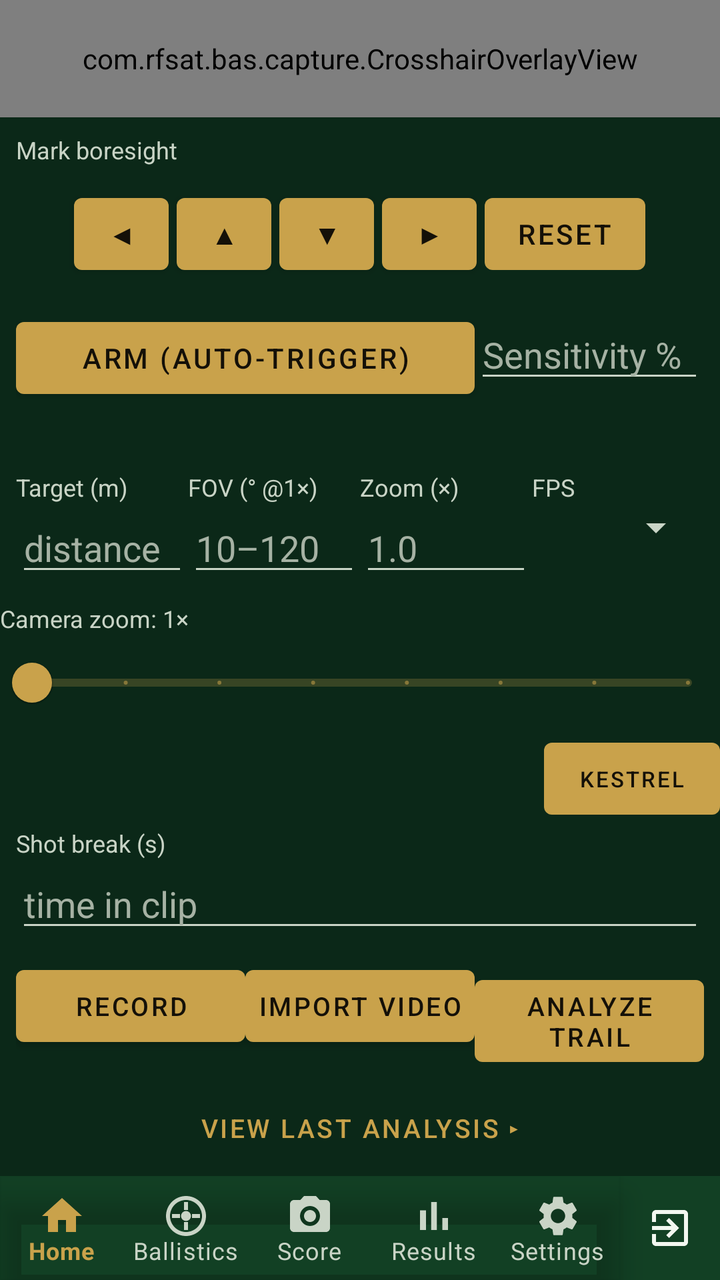
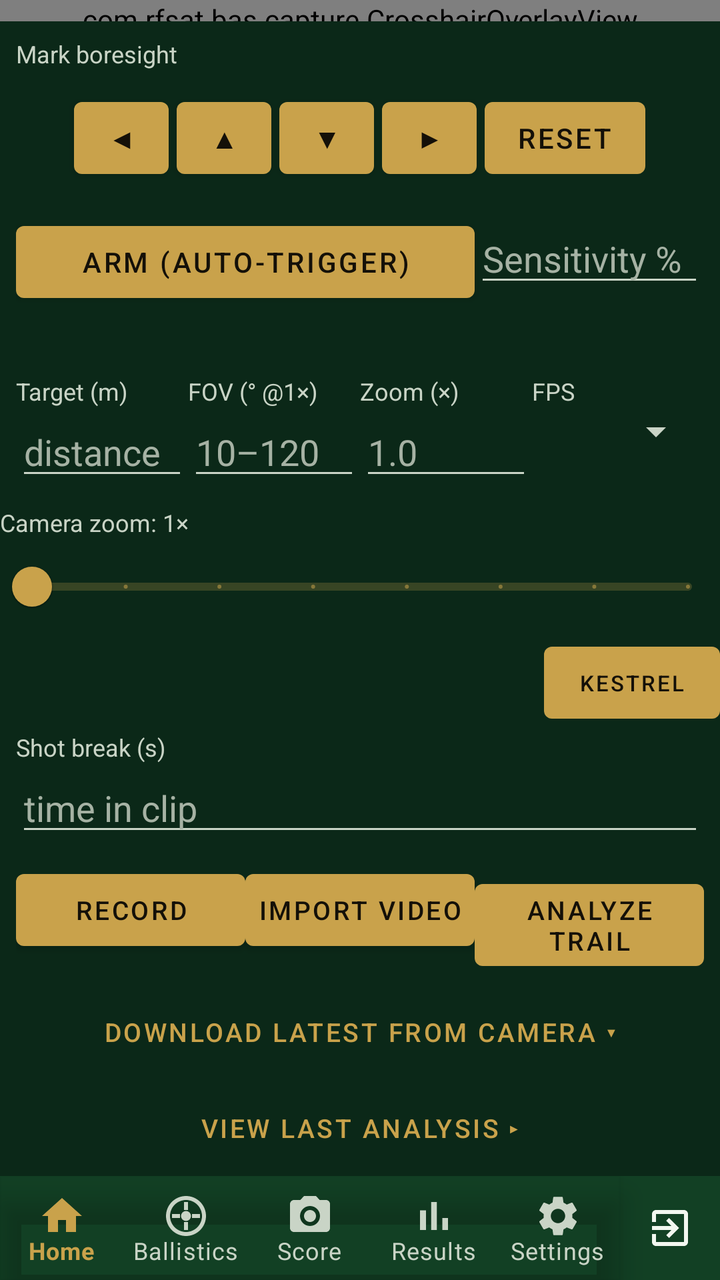

Two renders of the same Android screen: before a commit and after it. Below are the layout's source before the change and the commit's diff.
<!-- AndroidManifest.xml: application theme Theme.BAS -->
<!-- res/layout/activity_capture.xml -->
<?xml version="1.0" encoding="utf-8"?>
<LinearLayout xmlns:android="http://schemas.android.com/apk/res/android"
    android:layout_width="match_parent"
    android:layout_height="match_parent"
    android:orientation="vertical">

    <FrameLayout
        android:layout_width="match_parent"
        android:layout_height="0dp"
        android:layout_weight="1">

        <androidx.camera.view.PreviewView
            android:id="@+id/previewView"
            android:layout_width="match_parent"
            android:layout_height="match_parent" />

        <SurfaceView
            android:id="@+id/streamPreview"
            android:layout_width="match_parent"
            android:layout_height="match_parent"
            android:visibility="gone" />

        <com.rfsat.bas.capture.CrosshairOverlayView
            android:id="@+id/crosshair"
            android:layout_width="match_parent"
            android:layout_height="match_parent" />

        <ProgressBar
            android:id="@+id/progressAnalyzing"
            android:layout_width="wrap_content"
            android:layout_height="wrap_content"
            android:layout_gravity="center"
            android:visibility="gone" />

    </FrameLayout>

    <TextView
        android:layout_width="match_parent"
        android:layout_height="wrap_content"
        android:padding="8dp"
        android:textSize="12sp"
        android:text="@string/mark_boresight" />

    <LinearLayout
        android:layout_width="match_parent"
        android:layout_height="wrap_content"
        android:orientation="horizontal"
        android:gravity="center"
        android:paddingBottom="4dp">

        <Button android:id="@+id/btnNudgeLeft" android:text="◀" android:minWidth="0dp"
            android:layout_width="wrap_content" android:layout_height="wrap_content" android:layout_margin="2dp"/>
        <Button android:id="@+id/btnNudgeUp" android:text="▲" android:minWidth="0dp"
            android:layout_width="wrap_content" android:layout_height="wrap_content" android:layout_margin="2dp"/>
        <Button android:id="@+id/btnNudgeDown" android:text="▼" android:minWidth="0dp"
            android:layout_width="wrap_content" android:layout_height="wrap_content" android:layout_margin="2dp"/>
        <Button android:id="@+id/btnNudgeRight" android:text="▶" android:minWidth="0dp"
            android:layout_width="wrap_content" android:layout_height="wrap_content" android:layout_margin="2dp"/>
        <Button android:id="@+id/btnNudgeReset" android:text="Reset" android:minWidth="0dp"
            android:layout_width="wrap_content" android:layout_height="wrap_content" android:layout_margin="2dp"/>
    </LinearLayout>

    <LinearLayout
        android:layout_width="match_parent"
        android:layout_height="wrap_content"
        android:orientation="horizontal"
        android:padding="8dp">

        <Button android:id="@+id/btnArm" android:text="Arm (Auto-Trigger)"
            android:layout_width="0dp" android:layout_weight="2" android:layout_height="wrap_content"/>
        <EditText android:id="@+id/etSensitivity" android:hint="Sensitivity %"
            android:inputType="number" android:layout_width="0dp" android:layout_weight="1" android:layout_height="wrap_content"/>
    </LinearLayout>

    <TextView android:id="@+id/tvArmStatus"
        android:layout_width="match_parent" android:layout_height="wrap_content"
        android:paddingHorizontal="8dp" android:textSize="12sp" android:textStyle="italic"/>

    <LinearLayout
        android:layout_width="match_parent"
        android:layout_height="wrap_content"
        android:orientation="horizontal"
        android:padding="8dp">

        
        <LinearLayout android:layout_width="0dp" android:layout_weight="1" android:layout_height="wrap_content" android:orientation="vertical">
            <TextView android:id="@+id/tvTargetLabel" android:text="Target (m)" android:textSize="12sp"
                android:layout_width="wrap_content" android:layout_height="wrap_content"/>
            <EditText android:id="@+id/etTargetDistance" android:hint="distance"
                android:inputType="numberDecimal" android:layout_width="match_parent" android:layout_height="wrap_content"/>
        </LinearLayout>
        <LinearLayout android:layout_width="0dp" android:layout_weight="1" android:layout_height="wrap_content" android:orientation="vertical">
            <TextView android:text="FOV (° @1×)" android:textSize="12sp"
                android:layout_width="wrap_content" android:layout_height="wrap_content"/>
            <EditText android:id="@+id/etHorizontalFov" android:hint="10–120"
                android:inputType="numberDecimal" android:layout_width="match_parent" android:layout_height="wrap_content"/>
        </LinearLayout>
        
        <LinearLayout android:layout_width="0dp" android:layout_weight="1" android:layout_height="wrap_content" android:orientation="vertical">
            <TextView android:text="Zoom (×)" android:textSize="12sp"
                android:layout_width="wrap_content" android:layout_height="wrap_content"/>
            <EditText android:id="@+id/etZoom" android:hint="1.0"
                android:inputType="numberDecimal" android:layout_width="match_parent" android:layout_height="wrap_content"/>
        </LinearLayout>
        
        <LinearLayout android:layout_width="0dp" android:layout_weight="1" android:layout_height="wrap_content" android:orientation="vertical">
            <TextView android:text="FPS" android:textSize="12sp"
                android:layout_width="wrap_content" android:layout_height="wrap_content"/>
            <Spinner android:id="@+id/spFrameRate"
                android:layout_width="match_parent" android:layout_height="wrap_content"/>
        </LinearLayout>
    </LinearLayout>

    
    <TextView android:id="@+id/tvZoomLabel" android:text="Camera zoom: 1×"
        android:textSize="12sp"
        android:layout_width="wrap_content" android:layout_height="wrap_content"/>
    <com.google.android.material.slider.Slider android:id="@+id/slZoom"
        android:valueFrom="1.0" android:valueTo="8.0" android:stepSize="1.0"
        android:value="1.0"
        android:layout_width="match_parent" android:layout_height="wrap_content"/>

    
    <LinearLayout android:layout_width="match_parent" android:layout_height="wrap_content"
        android:orientation="horizontal" android:gravity="center_vertical">
        <TextView android:id="@+id/tvEnvStatus"
            android:layout_width="0dp" android:layout_weight="1" android:layout_height="wrap_content"
            android:textSize="11sp"/>
        <Button android:id="@+id/btnKestrel" android:text="Kestrel"
            android:textSize="11sp"
            android:layout_width="wrap_content" android:layout_height="wrap_content"/>
    </LinearLayout>

    <LinearLayout android:layout_width="match_parent" android:layout_height="wrap_content"
        android:orientation="vertical" android:layout_marginHorizontal="8dp">
        <TextView android:text="Shot break (s)" android:textSize="12sp"
            android:layout_width="wrap_content" android:layout_height="wrap_content"/>
        <EditText android:id="@+id/etShotBreakSeconds" android:hint="time in clip"
            android:inputType="numberDecimal" android:layout_width="match_parent" android:layout_height="wrap_content"/>
    </LinearLayout>

    
    <LinearLayout android:id="@+id/rowCaptureSource" android:visibility="gone"
        android:layout_width="match_parent" android:layout_height="wrap_content"
        android:orientation="horizontal" android:gravity="center_vertical"
        android:paddingLeft="8dp" android:paddingRight="8dp">
        <TextView android:text="Source" android:textSize="12sp"
            android:layout_width="wrap_content" android:layout_height="wrap_content"
            android:paddingRight="8dp"/>
        <Spinner android:id="@+id/spCaptureSource"
            android:layout_width="0dp" android:layout_weight="1" android:layout_height="wrap_content"/>
    </LinearLayout>
    <TextView android:id="@+id/tvStreamStatus" android:visibility="gone"
        android:textSize="11sp" android:paddingLeft="8dp" android:paddingRight="8dp"
        android:layout_width="match_parent" android:layout_height="wrap_content"/>

    <LinearLayout
        android:layout_width="match_parent"
        android:layout_height="wrap_content"
        android:orientation="horizontal"
        android:padding="8dp">

        <Button android:id="@+id/btnRecord" android:text="@string/record"
            android:textSize="13sp" android:minWidth="0dp"
            android:paddingLeft="4dp" android:paddingRight="4dp" android:insetLeft="0dp" android:insetRight="0dp"
            android:layout_width="0dp" android:layout_weight="1" android:layout_height="wrap_content"/>
        <Button android:id="@+id/btnSaveStream" android:text="Save"
            android:textSize="13sp" android:minWidth="0dp" android:visibility="gone"
            android:paddingLeft="4dp" android:paddingRight="4dp" android:insetLeft="0dp" android:insetRight="0dp"
            android:layout_width="0dp" android:layout_weight="1" android:layout_height="wrap_content"/>
        <Button android:id="@+id/btnImportVideo" android:text="@string/import_video"
            android:textSize="13sp" android:minWidth="0dp"
            android:paddingLeft="4dp" android:paddingRight="4dp" android:insetLeft="0dp" android:insetRight="0dp"
            android:layout_width="0dp" android:layout_weight="1" android:layout_height="wrap_content"/>
        <Button android:id="@+id/btnAnalyze" android:text="@string/analyze_trail"
            android:textSize="13sp" android:minWidth="0dp"
            android:paddingLeft="4dp" android:paddingRight="4dp" android:insetLeft="0dp" android:insetRight="0dp"
            android:layout_width="0dp" android:layout_weight="1" android:layout_height="wrap_content"/>
    </LinearLayout>

    <Button android:id="@+id/btnLastAnalysis"
        android:text="View last analysis ▸"
        android:layout_width="match_parent" android:layout_height="wrap_content"
        android:textSize="13sp"
        style="?attr/borderlessButtonStyle" />

    <include layout="@layout/include_bottom_nav" />
</LinearLayout>
<!-- res/layout/include_bottom_nav.xml (included above) -->
<?xml version="1.0" encoding="utf-8"?>
<LinearLayout xmlns:android="http://schemas.android.com/apk/res/android"
    xmlns:app="http://schemas.android.com/apk/res-auto"
    android:layout_width="match_parent"
    android:layout_height="52dp"
    android:orientation="horizontal"
    android:background="?attr/colorSurface">

    <com.google.android.material.bottomnavigation.BottomNavigationView
        android:id="@+id/bottomNav"
        android:layout_width="0dp"
        android:layout_weight="1"
        android:layout_height="match_parent"
        android:background="@android:color/transparent"
        app:itemIconTint="@color/bottom_nav_item"
        app:itemTextColor="@color/bottom_nav_item"
        app:labelVisibilityMode="labeled"
        app:menu="@menu/bottom_nav_menu" />

    <LinearLayout
        android:id="@+id/btnExit"
        android:layout_width="50dp"
        android:layout_height="match_parent"
        android:orientation="vertical"
        android:gravity="center"
        android:background="?attr/selectableItemBackgroundBorderless"
        android:contentDescription="@string/nav_exit">

        
        <ImageView
            android:layout_width="24dp"
            android:layout_height="24dp"
            android:src="@drawable/ic_nav_exit"
            app:tint="?android:attr/textColorPrimary"
            android:importantForAccessibility="no" />
    </LinearLayout>
</LinearLayout>
<!-- resources referenced by this layout -->
<resources>
  <!-- drawable ic_nav_exit (drawable) -->
  <vector xmlns:android="http://schemas.android.com/apk/res/android"
      android:width="24dp" android:height="24dp"
      android:viewportWidth="24" android:viewportHeight="24">
      <path android:fillColor="@android:color/white" android:pathData="M10.09,15.59L11.5,17l5,-5 -5,-5 -1.41,1.41L12.67,11H3v2h9.67l-2.58,2.59zM19,3H5c-1.11,0 -2,0.9 -2,2v4h2V5h14v14H5v-4H3v4c0,1.1 0.89,2 2,2h14c1.1,0 2,-0.9 2,-2V5c0,-1.1 -0.9,-2 -2,-2z" />
  </vector>
  <string name="analyze_trail">Analyze trail</string>
  <string name="import_video">Import video</string>
  <string name="mark_boresight">Mark boresight</string>
  <string name="nav_exit">Exit</string>
  <string name="record">Record</string>
  <style name="Theme.BAS" parent="Theme.BAS.Dark" />
  <style name="Theme.BAS.Dark" parent="Theme.BAS.Base">
          <item name="android:windowBackground">@color/dark_bg</item>
          <item name="colorSurface">@color/dark_surface</item>
          <item name="colorPrimary">@color/dark_accent</item>
          <item name="colorSecondary">@color/dark_accent</item>
          <item name="colorAccent">@color/dark_accent</item>
          <item name="colorOnPrimary">@color/dark_on_accent</item>
          <item name="colorOnSecondary">@color/dark_on_accent</item>
          <item name="android:colorBackground">@color/dark_surface</item>
          <item name="android:textColorPrimary">@color/dark_text</item>
          <item name="android:textColorSecondary">@color/dark_text_dim</item>
          <item name="android:textColorTertiary">#C9D4C6</item>
          <item name="android:textColorHint">#A6B2A4</item>
          <item name="colorOnSurface">@color/dark_text</item>
          <item name="colorOnBackground">@color/dark_text</item>
      </style>
  <style name="Theme.BAS.Base" parent="Theme.MaterialComponents.NoActionBar">
          <item name="android:statusBarColor">@color/dark_bg</item>
      </style>
  <color name="dark_bg">#0B2818</color>
  <color name="dark_surface">#124024</color>
  <color name="dark_accent">#C9A24B</color>
  <color name="dark_on_accent">#141008</color>
  <color name="dark_text">#F2F7F0</color>
  <color name="dark_text_dim">#C9D4C6</color>
</resources>

<!-- the commit's change to res/layout/activity_capture.xml (unified diff, before → after) -->
@@ -177,6 +177,12 @@
             android:paddingLeft="4dp" android:paddingRight="4dp" android:insetLeft="0dp" android:insetRight="0dp"
             android:layout_width="0dp" android:layout_weight="1" android:layout_height="wrap_content"/>
     </LinearLayout>
+
+    <Button android:id="@+id/btnCameraFile"
+        android:text="Download latest from camera ▾"
+        android:layout_width="match_parent" android:layout_height="wrap_content"
+        android:textSize="13sp"
+        style="?attr/borderlessButtonStyle" />
 
     <Button android:id="@+id/btnLastAnalysis"
         android:text="View last analysis ▸"
